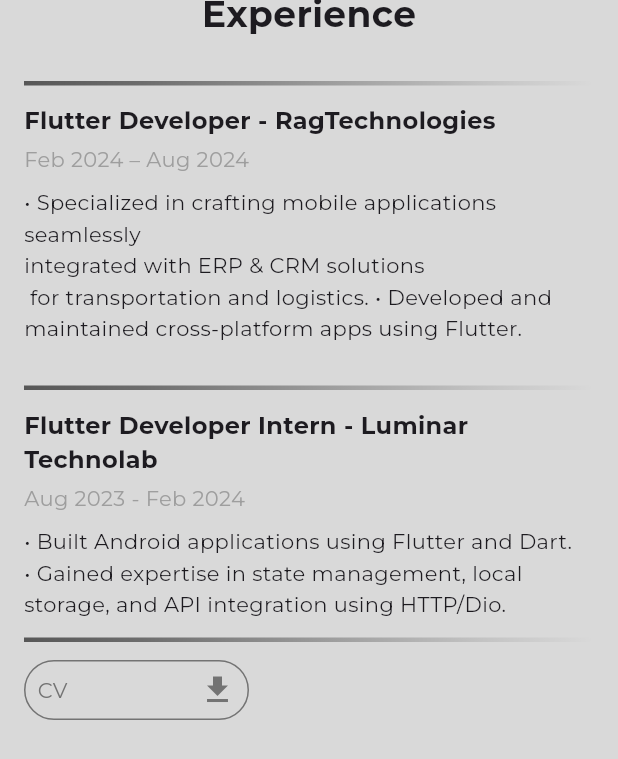
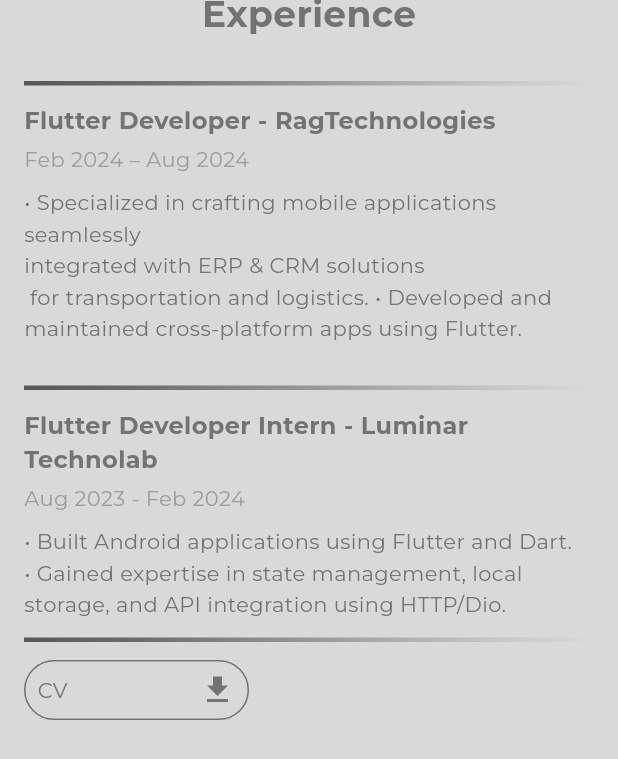
Before and after one commit to ajeyy7/portfolio_flutter, a Flutter app: the screen it shows after launch, scrolled down 1728 dp, on a phone screen of 412 x 824 dp. Shown: the top 759 px of the screen. Run offline on Flutter 3.47's test engine with Material 3 defaults, Android fonts, the phone set to English and light mode, and no system bars; our stand-ins replace carousel_slider, flutter_svg.

Commit message:
resp,theme

```diff
--- a/lib/components/contact_button.dart
+++ b/lib/components/contact_button.dart
@@ -1,7 +1,7 @@
 import 'package:flutter/material.dart';
 import 'package:flutter_svg/svg.dart';
 import 'package:portfolio_flutter/constants/colors.dart';
-import 'package:portfolio_flutter/main.dart';
+import 'package:portfolio_flutter/view_model/themes.dart';
 import 'package:provider/provider.dart';
 
 class ContactButtonMob extends StatelessWidget {
--- a/lib/components/topbartext.dart
+++ b/lib/components/topbartext.dart
@@ -1,7 +1,7 @@
 import 'package:flutter/foundation.dart';
 import 'package:flutter/material.dart';
 import 'package:portfolio_flutter/constants/colors.dart';
-import 'package:portfolio_flutter/main.dart';
+import 'package:portfolio_flutter/view_model/themes.dart';
 import 'package:provider/provider.dart';
 
 class TopBarTextButton extends StatelessWidget {
--- a/lib/main.dart
+++ b/lib/main.dart
@@ -1,7 +1,7 @@
 import 'package:flutter/material.dart';
 import 'package:portfolio_flutter/constants/colors.dart';
 import 'package:portfolio_flutter/view/pages/fullview.dart';
-
+import 'package:portfolio_flutter/view_model/themes.dart';
 
 import 'package:provider/provider.dart';
 
@@ -12,22 +12,27 @@
 class MyApp extends StatelessWidget {
   MyApp({super.key});
 
-  // Define your themes
   final ThemeData lightTheme = ThemeData(
       fontFamily: 'Montserrat',
       scaffoldBackgroundColor: lightGray,
       primarySwatch: Colors.blue,
       visualDensity: VisualDensity.adaptivePlatformDensity,
-    brightness: Brightness.light, // Light mode settings
-  );
+      brightness: Brightness.light,
+      textTheme: const TextTheme(
+          bodyLarge: TextStyle(color: charcoal),
+          bodyMedium: TextStyle(color: gray)),
+      iconTheme: const IconThemeData(color: charcoal));
 
   final ThemeData darkTheme = ThemeData(
       fontFamily: 'Montserrat',
       scaffoldBackgroundColor: charcoal,
       primarySwatch: Colors.blue,
       visualDensity: VisualDensity.adaptivePlatformDensity,
-    brightness: Brightness.dark, // Dark mode settings
-  );
+      brightness: Brightness.dark,
+      textTheme: const TextTheme(
+          bodyLarge: TextStyle(color: lightGray),
+          bodyMedium: TextStyle(color: white)),
+      iconTheme: const IconThemeData(color: lightGray));
 
   @override
   Widget build(BuildContext context) {
@@ -37,11 +42,10 @@
         builder: (context, themeNotifier, child) {
           return MaterialApp(
             debugShowCheckedModeBanner: false,
-            theme: lightTheme, // Light theme as default
-            darkTheme: darkTheme, // Dark theme settings
-            themeMode: themeNotifier.isDarkMode
-                ? ThemeMode.dark
-                : ThemeMode.light, // Control theme dynamically
+            theme: lightTheme,
+            darkTheme: darkTheme,
+            themeMode:
+                themeNotifier.isDarkMode ? ThemeMode.dark : ThemeMode.light,
             home: const FullView(),
           );
         },
@@ -49,15 +53,3 @@
     );
   }
 }
-
-class ThemeNotifier extends ChangeNotifier {
-  bool _isDarkMode = false;
-
-  bool get isDarkMode => _isDarkMode;
-
-  // Toggle theme mode
-  void toggleTheme() {
-    _isDarkMode = !_isDarkMode;
-    notifyListeners();
-  }
-}
--- a/lib/view/pages/aboutme_page/aboutme_mob.dart
+++ b/lib/view/pages/aboutme_page/aboutme_mob.dart
@@ -3,7 +3,7 @@
 import 'package:portfolio_flutter/components/aboutme_vector.dart';
 import 'package:portfolio_flutter/components/chatbubble.dart';
 import 'package:portfolio_flutter/constants/colors.dart';
-import 'package:portfolio_flutter/main.dart';
+import 'package:portfolio_flutter/view_model/themes.dart';
 import 'package:provider/provider.dart';
 
 class AboutMeMobile extends StatelessWidget {
@@ -12,6 +12,7 @@
   @override
   Widget build(BuildContext context) {
         final screenHeight = MediaQuery.of(context).size.height;
+       final screenWidth= MediaQuery.of(context).size.width ;
 
     return SizedBox(
       height: screenHeight,
--- a/lib/view/pages/experience_page/experience_mob.dart
+++ b/lib/view/pages/experience_page/experience_mob.dart
@@ -1,7 +1,7 @@
 import 'package:flutter/material.dart';
 import 'package:portfolio_flutter/components/fade_divider.dart';
 import 'package:portfolio_flutter/constants/colors.dart';
-import 'package:portfolio_flutter/main.dart';
+import 'package:portfolio_flutter/view_model/themes.dart';
 import 'package:provider/provider.dart';
 
 class ExperienceMob extends StatelessWidget {
--- a/lib/view/pages/experience_page/experince_desktop.dart
+++ b/lib/view/pages/experience_page/experince_desktop.dart
@@ -1,7 +1,7 @@
 import 'package:flutter/material.dart';
 import 'package:portfolio_flutter/components/experience_card.dart';
 import 'package:portfolio_flutter/constants/colors.dart';
-import 'package:portfolio_flutter/main.dart';
+import 'package:portfolio_flutter/view_model/themes.dart';
 import 'package:provider/provider.dart';
 
 class ExperineceDesktop extends StatelessWidget {
--- a/lib/view/pages/skills_page/skills_page.dart
+++ b/lib/view/pages/skills_page/skills_page.dart
@@ -1,7 +1,7 @@
 import 'package:flutter/material.dart';
 import 'package:flutter_svg/svg.dart';
 import 'package:portfolio_flutter/constants/colors.dart';
-import 'package:portfolio_flutter/main.dart';
+import 'package:portfolio_flutter/view_model/themes.dart';
 import 'package:provider/provider.dart';
 
 
--- a/lib/view/pages/topbar_section/topbar_mob.dart
+++ b/lib/view/pages/topbar_section/topbar_mob.dart
@@ -1,6 +1,6 @@
 import 'package:flutter/material.dart';
 import 'package:portfolio_flutter/constants/colors.dart';
-import 'package:portfolio_flutter/main.dart';
+import 'package:portfolio_flutter/view_model/themes.dart';
 import 'package:provider/provider.dart';
 
 class MobileTopbar extends StatefulWidget {
```
Also changed, not shown: lib/view/pages/aboutme_page/aboutme_desk.dart (+5 -4 lines), lib/view/pages/topbar_section/topbar_desktop.dart (+6 -3 lines), lib/view_model/themes.dart (added, +13 -0 lines). Lines whose indentation alone changed are shown as unchanged.
